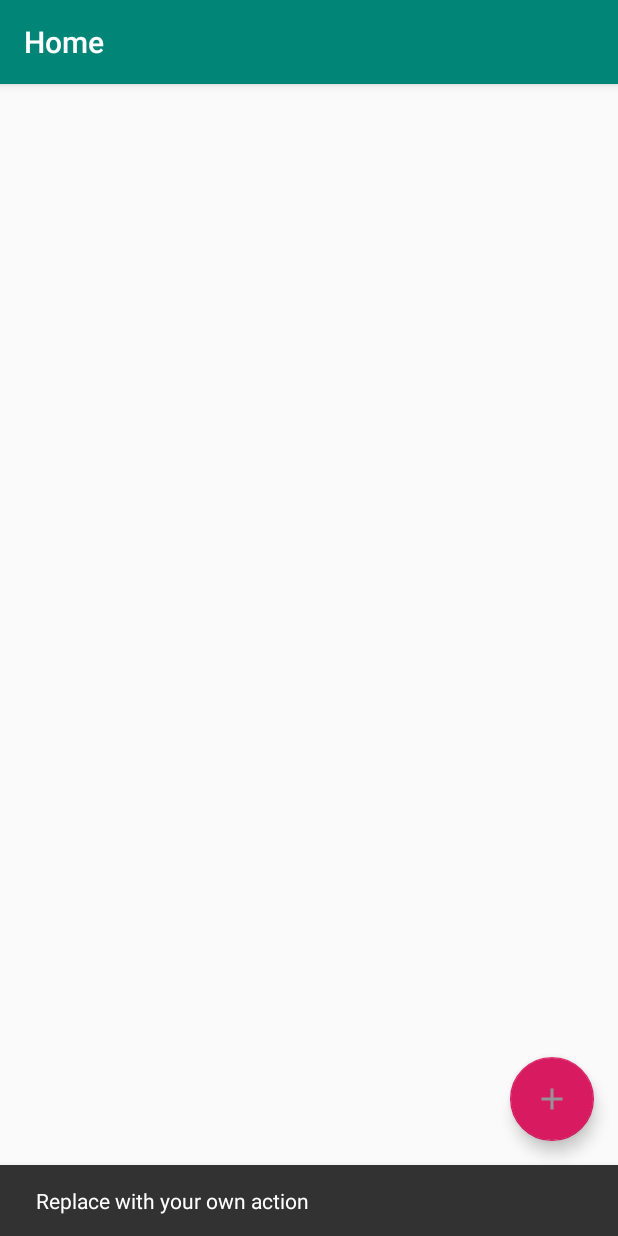
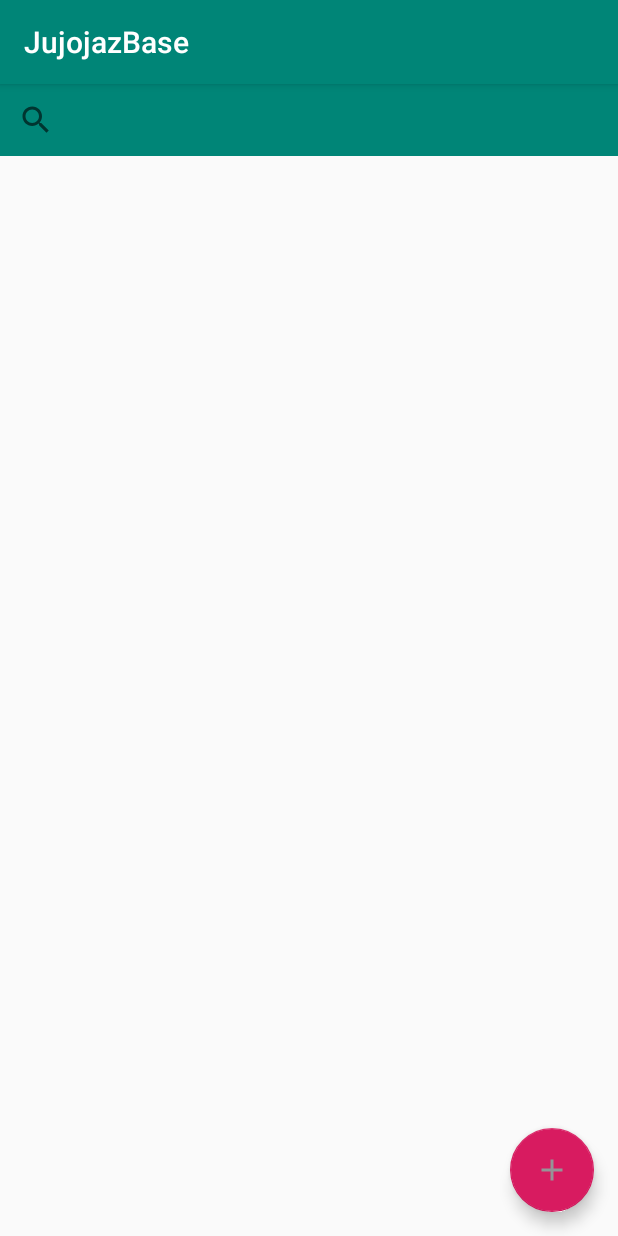
Before and after one commit to KevinAS28/Jujojaz-APP, an Android app: the Home screen opened directly, with no data from a screen before it, after a tap on an icon or button, on a phone screen of 412 x 824 dp. Run offline under Robolectric (Android 15) with nearby library versions, the phone set to English and light mode, and no system bars.

Commit message:
memperbarui JujojazBase (belum sempat di commit satu persatu)

```diff
--- a/App-Android Studio/JujojazBase/app/src/main/java/com/example/jujojazbase/Home.java
+++ b/App-Android Studio/JujojazBase/app/src/main/java/com/example/jujojazbase/Home.java
@@ -3,28 +3,25 @@ package com.example.jujojazbase;
 import android.os.Bundle;
 
 import com.google.android.material.floatingactionbutton.FloatingActionButton;
-import com.google.android.material.snackbar.Snackbar;
 
 import androidx.appcompat.app.AppCompatActivity;
-import androidx.appcompat.widget.Toolbar;
 
+import android.util.Log;
 import android.view.View;
 
 public class Home extends AppCompatActivity {
+    FloatingActionButton fab;
 
     @Override
     protected void onCreate(Bundle savedInstanceState) {
         super.onCreate(savedInstanceState);
         setContentView(R.layout.activity_home);
-        Toolbar toolbar = findViewById(R.id.toolbar);
-        setSupportActionBar(toolbar);
 
-        FloatingActionButton fab = findViewById(R.id.fab);
+        fab = findViewById(R.id.fab);
         fab.setOnClickListener(new View.OnClickListener() {
             @Override
-            public void onClick(View view) {
-                Snackbar.make(view, "Replace with your own action", Snackbar.LENGTH_LONG)
-                        .setAction("Action", null).show();
+            public void onClick(View v) {
+                Log.d("Home", v.toString());
             }
         });
     }
--- a/App-Android Studio/JujojazBase/app/src/main/res/layout/activity_home.xml
+++ b/App-Android Studio/JujojazBase/app/src/main/res/layout/activity_home.xml
@@ -6,21 +6,10 @@
     android:layout_height="match_parent"
     tools:context=".Home">
 
-    <com.google.android.material.appbar.AppBarLayout
+    <androidx.appcompat.widget.SearchView
         android:layout_width="match_parent"
         android:layout_height="wrap_content"
-        android:theme="@style/AppTheme.AppBarOverlay">
-
-        <androidx.appcompat.widget.Toolbar
-            android:id="@+id/toolbar"
-            android:layout_width="match_parent"
-            android:layout_height="?attr/actionBarSize"
-            android:background="?attr/colorPrimary"
-            app:popupTheme="@style/AppTheme.PopupOverlay" />
-
-    </com.google.android.material.appbar.AppBarLayout>
-
-    <include layout="@layout/content_home" />
+        android:background="@color/colorPrimary"/>
 
     <com.google.android.material.floatingactionbutton.FloatingActionButton
         android:id="@+id/fab"
--- a/App-Android Studio/JujojazBase/app/src/main/res/layout/content_home.xml
+++ /dev/null
@@ -1,11 +0,0 @@
-<?xml version="1.0" encoding="utf-8"?>
-<androidx.constraintlayout.widget.ConstraintLayout xmlns:android="http://schemas.android.com/apk/res/android"
-    xmlns:app="http://schemas.android.com/apk/res-auto"
-    xmlns:tools="http://schemas.android.com/tools"
-    android:layout_width="match_parent"
-    android:layout_height="match_parent"
-    app:layout_behavior="@string/appbar_scrolling_view_behavior"
-    tools:context=".Home"
-    tools:showIn="@layout/activity_home">
-
-</androidx.constraintlayout.widget.ConstraintLayout>
--- a/App-Android Studio/JujojazBase/app/src/main/res/values/strings.xml
+++ b/App-Android Studio/JujojazBase/app/src/main/res/values/strings.xml
@@ -5,4 +5,6 @@
     <string name="btnDone">Done</string>
     <string name="passEText">Password</string>
     <string name="title_activity_home">Home</string>
+    <string name="app_label">java</string>
+    <string name="search_hint">Telusuri</string>
 </resources>
--- /dev/null
+++ b/App-Android Studio/JujojazBase/app/src/main/res/xml/searchable.xml
@@ -0,0 +1,5 @@
+<?xml version="1.0" encoding="utf-8"?>
+<searchable xmlns:android="http://schemas.android.com/apk/res/android"
+    android:label="@string/app_label"
+    android:hint="@string/search_hint" >
+</searchable>
```
Also changed, not shown: App-Android Studio/JujojazBase/app/src/main/AndroidManifest.xml (+7 -4 lines), 1 other file.
